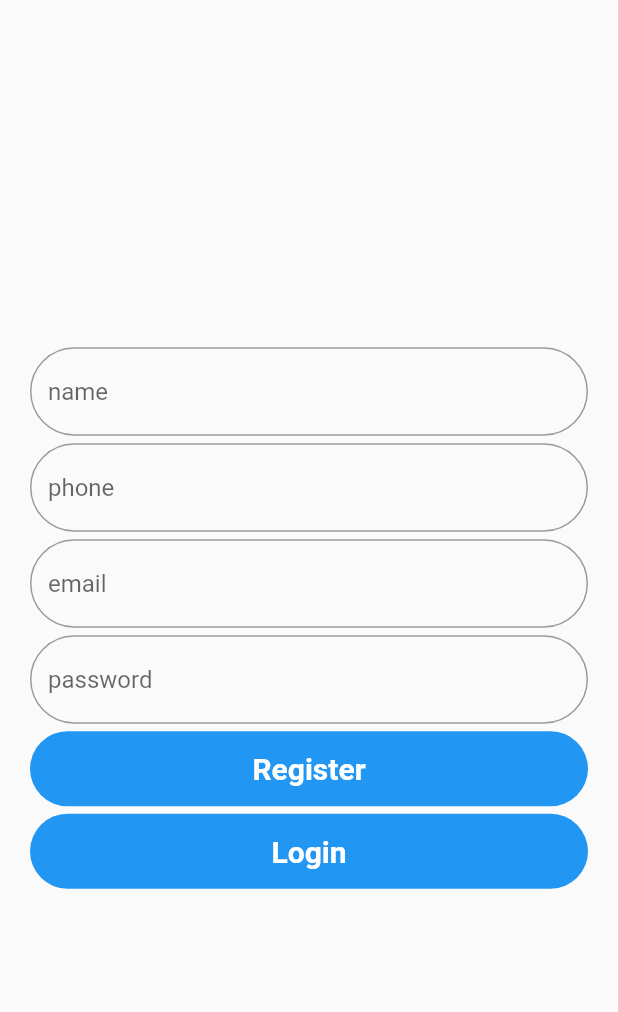
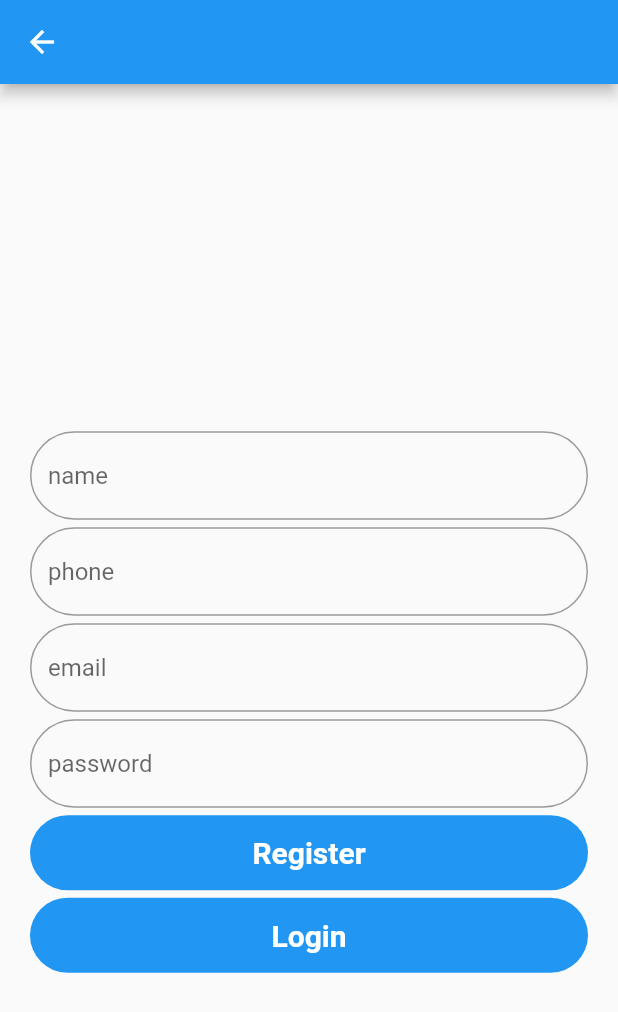
Before and after one commit to KESHAVBERG/prd-dev-delivery, a Flutter app: the screen it shows after launch, after a tap on "Register", on a phone screen of 412 x 824 dp. Shown: the top 1012 px of the screen. Run offline on Flutter 3.47's test engine with Material 2 defaults, Android fonts, the phone set to English and light mode, and no system bars; network calls fail.

```diff
--- a/lib/pages/Login.dart
+++ b/lib/pages/Login.dart
@@ -1,4 +1,5 @@
 import 'package:flutter/material.dart';
+import 'package:testapp/pages/home.dart';
 import 'package:testapp/pages/register.dart';
 
 
@@ -49,7 +50,11 @@ class _LoginState extends State<Login> {
                     ),
                   ),
                   SizedBox(height: 5,),
-                  Container(
+                  GestureDetector(
+                    onTap: ()=>{
+                      Navigator.push(context, MaterialPageRoute(builder: (context)=>Home(username: 'hotelName',)))
+                    },
+                    child: Container(
                       alignment: Alignment.center,
                       height: 50,
                       width: MediaQuery.of(context).size.width,
@@ -62,6 +67,7 @@ class _LoginState extends State<Login> {
                         color: Colors.white,
                         fontSize: 20
                       ),),
+                    ),
                   ),
                   SizedBox(height: 5,),
 
--- a/lib/pages/register.dart
+++ b/lib/pages/register.dart
@@ -2,6 +2,7 @@ import 'dart:convert';
 
 import 'package:flutter/material.dart';
 import 'package:http/http.dart' as http;
+import 'package:testapp/pages/Login.dart';
 
 class Register extends StatefulWidget {
   const Register({Key? key}) : super(key: key);
@@ -18,7 +19,7 @@ class _RegisterState extends State<Register> {
 
   final TextEditingController passwordController = TextEditingController();
 
-  Future<http.Response> createres() async{
+  Future<String> createres() async {
     final http.Response response = await http.post(
       Uri.parse('http://172.16.9.149:8000/api/register'),
       headers: <String, String>{
@@ -26,24 +27,28 @@ class _RegisterState extends State<Register> {
       },
       body: jsonEncode(<String, dynamic>{
         'name': nameController.text,
-        "mobile":phController.text,
-        'email':emailController.text,
-        'userType':2
+        "mobile": phController.text,
+        'email': emailController.text,
+        'password': passwordController.text,
+        'userType': 2
       }),
     );
 
-    return response;
+    return response.body;
   }
 
   @override
   Widget build(BuildContext context) {
-    return Scaffold(
+    return DefaultTabController(
+      length: 2,
+      child: Scaffold(
+        appBar: AppBar(
+        ),
         body: SingleChildScrollView(
           child: Container(
               height: MediaQuery.of(context).size.height,
               width: MediaQuery.of(context).size.width,
               padding: EdgeInsets.symmetric(horizontal: 20),
-
               child: GestureDetector(
                 onTap: () => FocusScope.of(context).unfocus(),
                 child: Form(
@@ -55,48 +60,49 @@ class _RegisterState extends State<Register> {
                         controller: nameController,
                         decoration: InputDecoration(
                             border: OutlineInputBorder(
-                              borderRadius: BorderRadius.circular(40)
+                                borderRadius: BorderRadius.circular(40)),
+                            hintText: "name"),
                       ),
-                          hintText: "name"
+                      SizedBox(
+                        height: 5,
                       ),
-                    ),
-                    SizedBox(height: 5,),
 
                       TextFormField(
                         controller: phController,
                         decoration: InputDecoration(
                             border: OutlineInputBorder(
-                              borderRadius: BorderRadius.circular(40)
+                                borderRadius: BorderRadius.circular(40)),
+                            hintText: "phone"),
                       ),
-                          hintText: "phone"
+                      SizedBox(
+                        height: 5,
                       ),
-                    ),
-                    SizedBox(height: 5,),
 
                       TextFormField(
                         controller: emailController,
                         decoration: InputDecoration(
                             border: OutlineInputBorder(
-                              borderRadius: BorderRadius.circular(40)
+                                borderRadius: BorderRadius.circular(40)),
+                            hintText: "email"),
                       ),
-                          hintText: "email"
+                      SizedBox(
+                        height: 5,
                       ),
-                    ),
-                    SizedBox(height: 5,),
                       TextFormField(
                         controller: passwordController,
                         decoration: InputDecoration(
                             border: OutlineInputBorder(
-                              borderRadius: BorderRadius.circular(40)
+                                borderRadius: BorderRadius.circular(40)),
+                            hintText: "password"),
                       ),
-                          hintText: "password"
+                      SizedBox(
+                        height: 5,
                       ),
-                    ),
-                    SizedBox(height: 5,),
                       GestureDetector(
-                      onTap: (){
+                        onTap: () {
                           print("tap");
-                       final response =  createres();
+                          final response = createres();
+                          // response.
                           print(response);
                         },
                         child: Container(
@@ -105,15 +111,15 @@ class _RegisterState extends State<Register> {
                           width: MediaQuery.of(context).size.width,
                           decoration: BoxDecoration(
                               color: Colors.blue,
-                            borderRadius: BorderRadius.circular(40)
-                        ),
-                        child: Text("Register", style: TextStyle(
+                              borderRadius: BorderRadius.circular(40)),
+                          child: Text(
+                            "Register",
+                            style: TextStyle(
                                 fontWeight: FontWeight.bold,
                                 color: Colors.white,
-                            fontSize: 20
-                        ),),
+                                fontSize: 20),
                           ),
-
+                        ),
                       ),
                       // Container(
                       //   alignment: Alignment.center,
@@ -129,11 +135,14 @@ class _RegisterState extends State<Register> {
                       //       fontSize: 20
                       //   ),),
                       // ),
-                    SizedBox(height: 5,),
+                      SizedBox(
+                        height: 5,
+                      ),
 
                       GestureDetector(
-                      onTap: ()=>{
-                        Navigator.push(context, MaterialPageRoute(builder: (context)=>Register()))
+                        onTap: () => {
+                          Navigator.push(context,
+                              MaterialPageRoute(builder: (context) => Login()))
                         },
                         child: Container(
                           alignment: Alignment.center,
@@ -141,21 +150,20 @@ class _RegisterState extends State<Register> {
                           width: MediaQuery.of(context).size.width,
                           decoration: BoxDecoration(
                               color: Colors.blue,
-                            borderRadius: BorderRadius.circular(40)
-                        ),
-                        child: Text("Login", style: TextStyle(
+                              borderRadius: BorderRadius.circular(40)),
+                          child: Text(
+                            "Login",
+                            style: TextStyle(
                                 fontWeight: FontWeight.bold,
                                 color: Colors.white,
-                            fontSize: 20
-                        ),),
+                                fontSize: 20),
+                          ),
                         ),
                       )
                     ],
                   ),
                 ),
-            )
-
-
+              )),
         ),
       ),
     );
```
Also changed, not shown: lib/pages/home.dart (added, +74 -0 lines), lib/pages/orders.dart (added, +91 -0 lines). Lines whose indentation alone changed are shown as unchanged.
